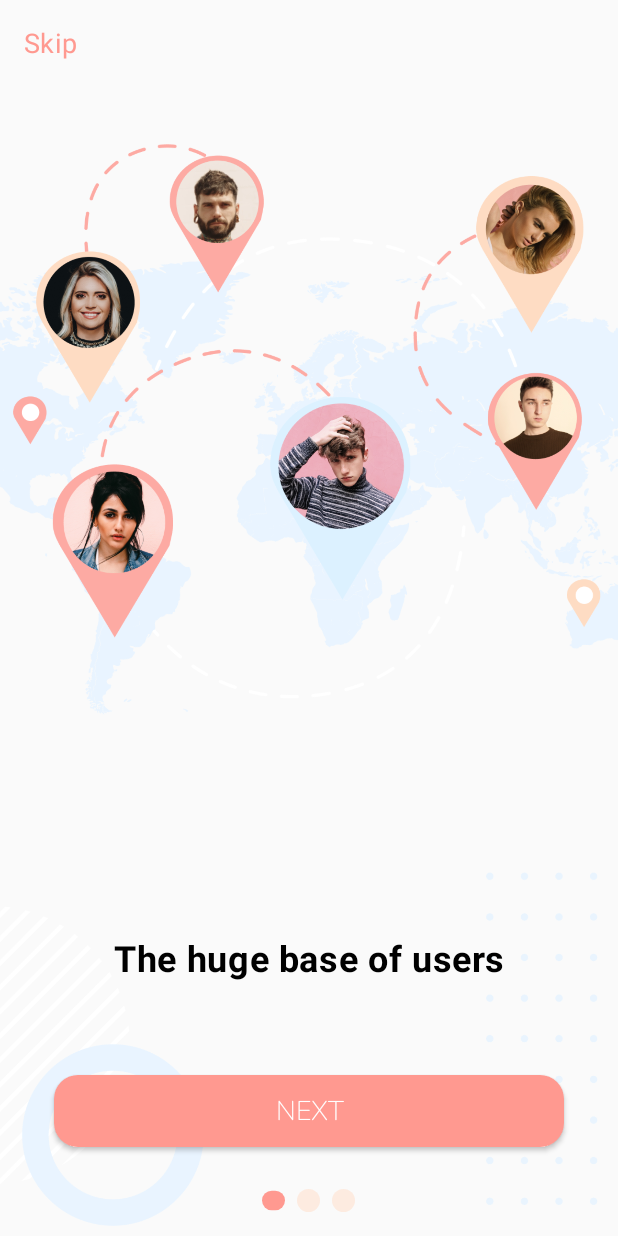
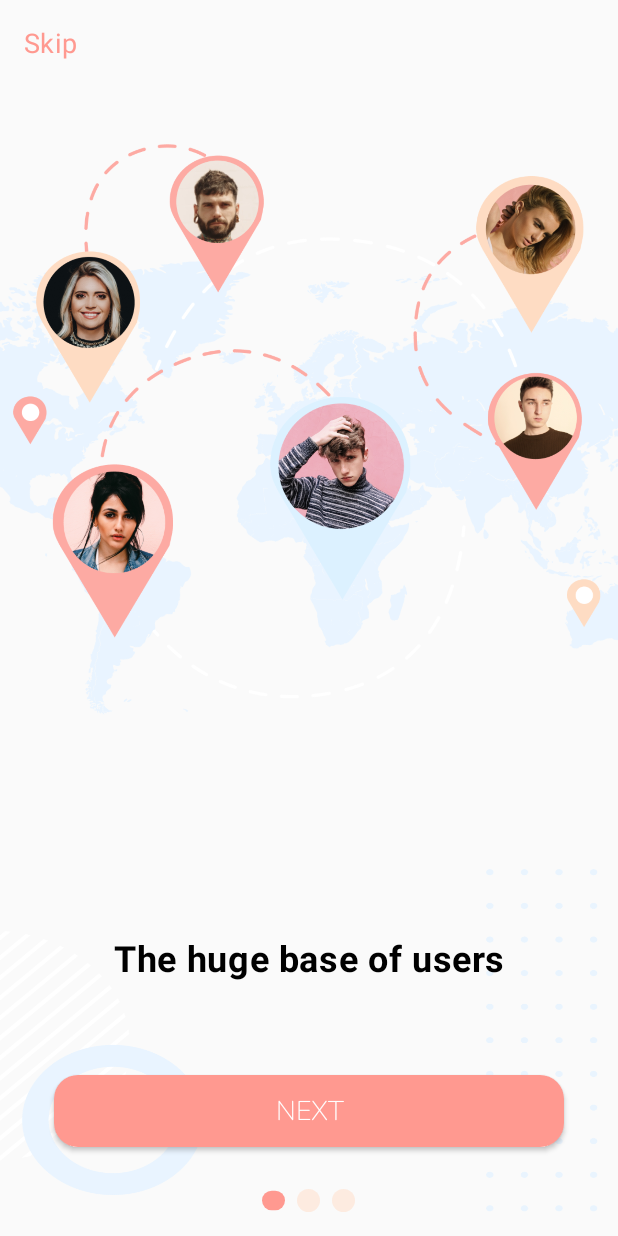
Before and after one commit to mahmudph/sample-appliction-intro-kotlin, an Android app: the screen it shows after launch (MainActivity), on a phone screen of 412 x 824 dp. Run offline under Robolectric (Android 15) with nearby library versions, the phone set to English and light mode, and no system bars.

Commit message:
refactor: rmove imageView

```diff
--- a/app/src/main/java/id/myone/onboardinguigiant/ui/BoardingFragment.kt
+++ b/app/src/main/java/id/myone/onboardinguigiant/ui/BoardingFragment.kt
@@ -5,6 +5,7 @@ import android.os.Bundle
 import android.view.LayoutInflater
 import android.view.View
 import android.view.ViewGroup
+import androidx.core.content.res.ResourcesCompat
 import androidx.fragment.app.Fragment
 import id.myone.onboardinguigiant.databinding.OnboardingPageItemBinding
 
@@ -35,7 +36,7 @@ class BoardingFragment : Fragment() {
         with(binding) {
             sliderTitleItem.text = onBoardingData.title
             sliderImageItem.setImageResource(onBoardingData.image)
-            sliderBackgroundItem.setImageResource(onBoardingData.background)
+            bottomContent.background = ResourcesCompat.getDrawable(resources, onBoardingData.background, null)
         }
     }
 
--- a/app/src/main/res/layout/onboarding_page_item.xml
+++ b/app/src/main/res/layout/onboarding_page_item.xml
@@ -15,28 +15,18 @@
             android:layout_height="wrap_content"
             android:contentDescription="@string/content_image_description"
             android:scaleType="fitCenter"
-            app:layout_constraintBottom_toTopOf="@+id/relativeLayout"
+            app:layout_constraintBottom_toTopOf="@+id/bottom_content"
             app:layout_constraintEnd_toEndOf="parent"
             app:layout_constraintTop_toTopOf="parent"
             tools:src="@drawable/first_image" />
 
         <RelativeLayout
-            android:id="@+id/relativeLayout"
+            android:id="@+id/bottom_content"
             android:layout_width="match_parent"
             android:layout_height="250dp"
             android:layout_marginTop="48dp"
-
-            app:layout_constraintBottom_toBottomOf="parent">
-
-            <ImageView
-                android:id="@+id/slider_background_item"
-                android:layout_width="match_parent"
-                android:layout_height="wrap_content"
-                android:layout_alignParentBottom="true"
-                android:contentDescription="@string/content_background_description"
-                android:scaleType="centerCrop"
-                tools:src="@drawable/second_background" />
-
+            app:layout_constraintBottom_toBottomOf="parent"
+            tools:background="@drawable/first_background">
 
             <TextView
                 android:id="@+id/slider_title_item"
```
